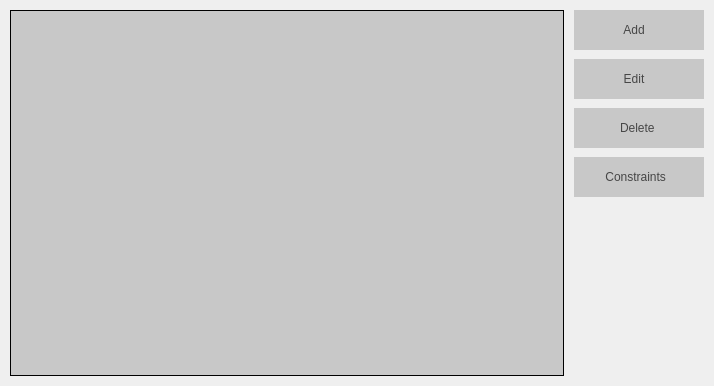
The window that Orar/OrarApp/TeacherView.ui (alexandrutm/UnivTimetable) describes before a commit, drawn with Qt 5.
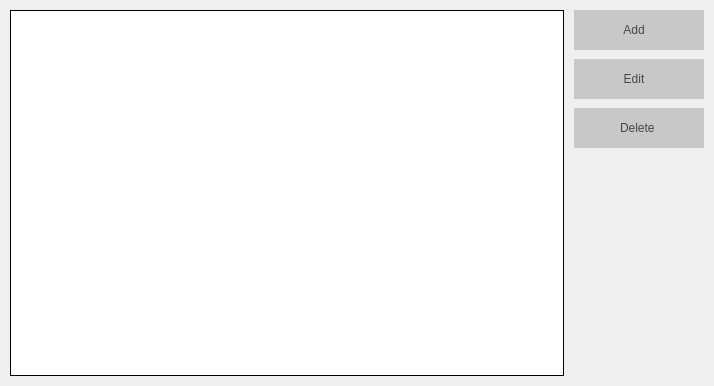
The same window after the commit. Icons and pictures are not drawn.

The edit to the form file:
```diff
--- a/Orar/OrarApp/TeacherView.ui
+++ b/Orar/OrarApp/TeacherView.ui
@@ -35,8 +35,7 @@
    <item>
     <widget class="QTableView" name="mTable">
      <property name="styleSheet">
-      <string notr="true">	background-color: rgb(200, 200, 200);
-border: 1px solid;</string>
+      <string notr="true">border: 1px solid;</string>
      </property>
      <property name="frameShape">
       <enum>QFrame::NoFrame</enum>
@@ -219,44 +218,6 @@
           </property>
          </widget>
         </item>
-        <item>
-         <widget class="QPushButton" name="mConstraints">
-          <property name="minimumSize">
-           <size>
-            <width>0</width>
-            <height>40</height>
-           </size>
-          </property>
-          <property name="layoutDirection">
-           <enum>Qt::RightToLeft</enum>
-          </property>
-          <property name="styleSheet">
-           <string notr="true">QPushButton{
-	font: 75 14pt &quot;Times New Roman&quot;;
-	color: rgb(70, 70, 70);
-	background-color: rgb(200, 200, 200);
-	border: 0px solid;
-}
-
-QPushButton:hover {
-	background-color: rgb(231, 231, 231);
-}</string>
-          </property>
-          <property name="text">
-           <string>Constraints  </string>
-          </property>
-          <property name="icon">
-           <iconset resource="OrarApp.qrc">
-            <normaloff>:/Buttons/img/constr.png</normaloff>:/Buttons/img/constr.png</iconset>
-          </property>
-          <property name="iconSize">
-           <size>
-            <width>18</width>
-            <height>18</height>
-           </size>
-          </property>
-         </widget>
-        </item>
         <item>
          <spacer name="verticalSpacer">
           <property name="orientation">
```
